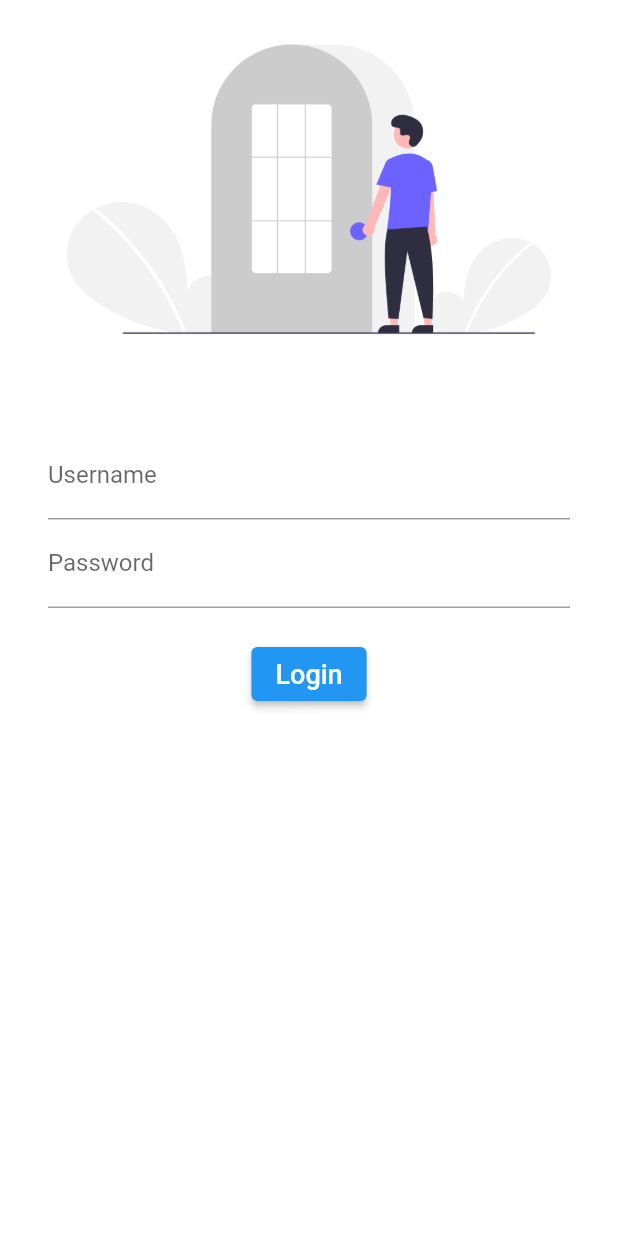
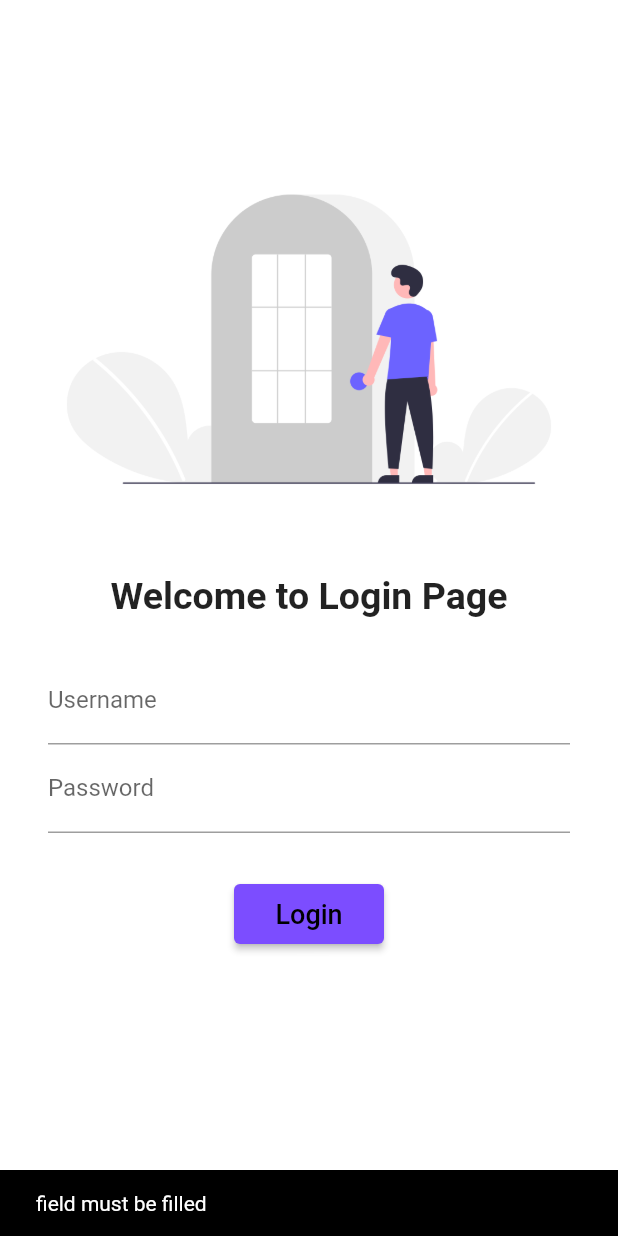
Before and after one commit to kaltumlabs/CatalogApp, a Flutter app: the LoginPage screen opened directly, after a tap on "Login", on a phone screen of 412 x 824 dp. Run offline on Flutter 3.47's test engine with Material 2 defaults, Android fonts, the phone set to English and light mode, and no system bars; network calls fail.

Commit message:
second commit login page home page changed

```diff
--- a/lib/loginPage.dart
+++ b/lib/loginPage.dart
@@ -1,5 +1,8 @@
+import 'package:codepur/main.dart';
 import 'package:flutter/cupertino.dart';
 import 'package:flutter/material.dart';
+
+import 'homePage.dart';
 
 class LoginPage extends StatefulWidget {
   const LoginPage({Key? key}) : super(key: key);
@@ -9,13 +12,22 @@ class LoginPage extends StatefulWidget {
 }
 
 class _LoginPageState extends State<LoginPage> {
+ final  TextEditingController _loginController = TextEditingController();
+ final  TextEditingController _passwordController = TextEditingController();
+  final _formKey = GlobalKey<FormState>();
   @override
   Widget build(BuildContext context) {
     return SafeArea(
       child: Scaffold(
         backgroundColor: Colors.white,
-        body: Column(
+        body: SingleChildScrollView(
+          child: Form(
+            key: _formKey,
+            child: Column(
               children: [
+                const SizedBox(
+                  height: 100,
+                ),
                 Container(
                   child: Image.asset(
                     "assets/login.png",
@@ -25,8 +37,19 @@ class _LoginPageState extends State<LoginPage> {
                 const SizedBox(
                   height: 20,
                 ),
+                const SizedBox(
+                  height: 50,
+                  child: Center(
+                    child: Text(
+                      "Welcome to Login Page",
+                      style:
+                          TextStyle(fontSize: 25, fontWeight: FontWeight.bold),
+                    ),
+                  ),
+                ),
                 Padding(
-              padding: const EdgeInsets.symmetric(vertical: 15, horizontal: 32),
+                  padding:
+                      const EdgeInsets.symmetric(vertical: 15, horizontal: 32),
                   child: Column(
                     children: [
                       TextFormField(
@@ -34,6 +57,7 @@ class _LoginPageState extends State<LoginPage> {
                           hintText: "Enter Username",
                           labelText: "Username",
                         ),
+                        controller: _loginController,
                       ),
                       TextFormField(
                         obscureText: true,
@@ -41,12 +65,30 @@ class _LoginPageState extends State<LoginPage> {
                           hintText: "Enter Password",
                           labelText: "Password",
                         ),
+                        controller: _passwordController,
                       ),
                       const SizedBox(
-                    height: 20,
+                        height: 30,
                       ),
                       ElevatedButton(
-                      onPressed: () {},
+                          style: TextButton.styleFrom(
+                              minimumSize: const Size(100, 40),
+                              backgroundColor: Colors.deepPurpleAccent),
+                          onPressed: () {
+                            if (_loginController.text.isNotEmpty && _passwordController.text.isNotEmpty) {
+                              Navigator.of(context).push(MaterialPageRoute(
+                                builder: (context) => const MyHomePage(),
+                              ));
+                            } else {
+                              const snackBar = SnackBar(
+                                content: Text("field must be filled"),
+                                duration: Duration(seconds: 2),
+                                backgroundColor: (Colors.black),
+                              );
+                              ScaffoldMessenger.of(context)
+                                  .showSnackBar(snackBar);
+                            }
+                          },
                           child: const Text(
                             "Login",
                             style: TextStyle(fontSize: 18),
@@ -57,6 +99,8 @@ class _LoginPageState extends State<LoginPage> {
               ],
             ),
           ),
+        ),
+      ),
     );
   }
 }
```
Also changed, not shown: lib/Item_widget.dart (added, +48 -0 lines), lib/ProductModel.dart (added, +61 -0 lines), lib/Products.json (added, +29 -0 lines), lib/homePage.dart (added, +124 -0 lines), lib/main.dart (+8 -39 lines). Lines whose indentation alone changed are shown as unchanged.
